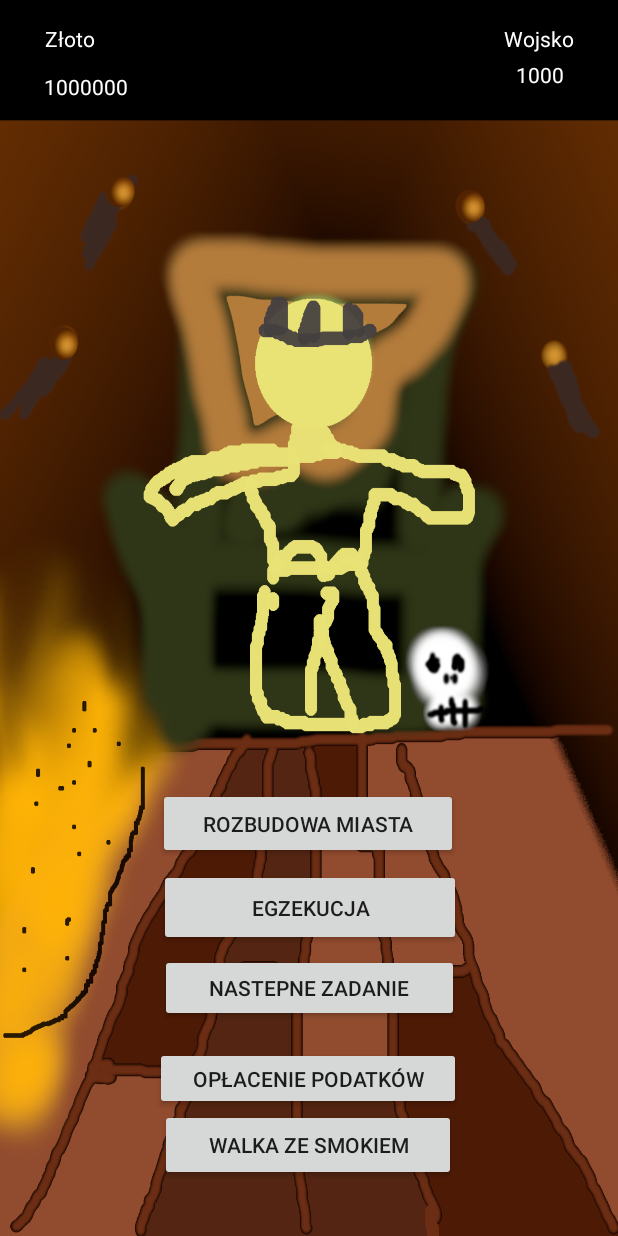
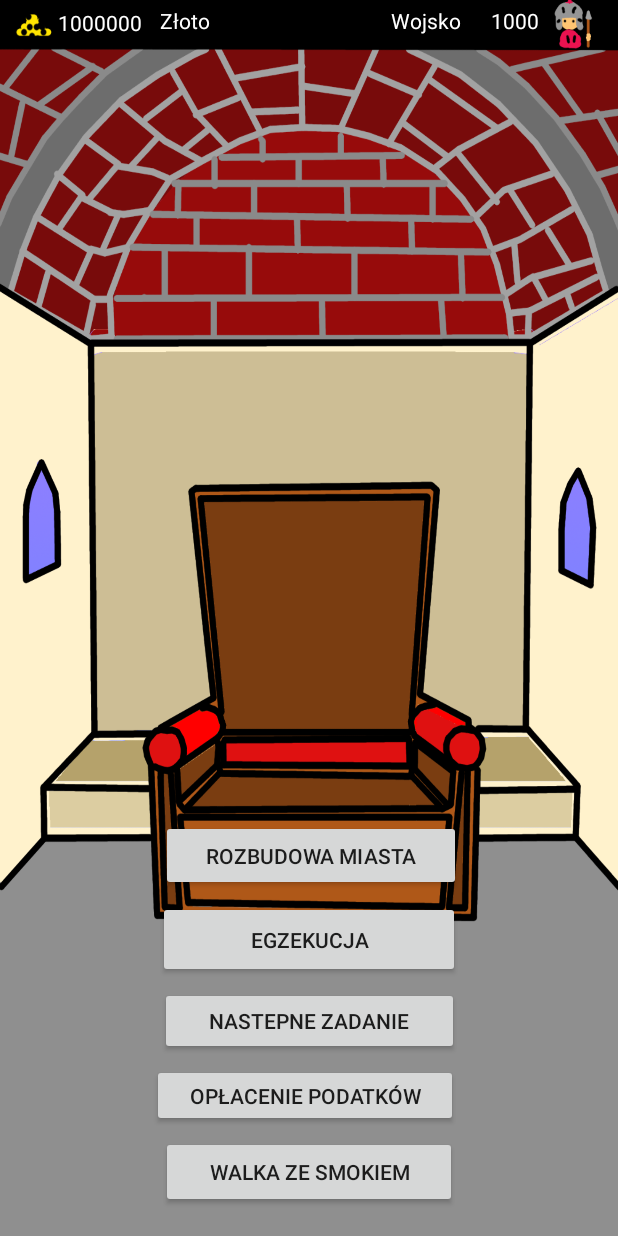
Before and after one commit to BartekWMII/Projekt-WMII, an Android app: the activity_afterMenu screen opened directly, with no data from a screen before it, on a phone screen of 412 x 824 dp. Run offline under Robolectric (Android 15) with nearby library versions, the light colour scheme and no system bars; Roboto replaces fonts that are not available here.

Commit message:
Edytowane przez Mikolaja Cieslaka

```diff
--- /dev/null
+++ b/app/src/main/res/font/magicmedieval.xml
@@ -0,0 +1,9 @@
+<?xml version="1.0" encoding="utf-8"?>
+<font-family xmlns:android="http://schemas.android.com/apk/res/android">
+
+    <font
+        android:fontStyle="normal"
+        android:fontWeight="400"
+        android:font="@font/magicmedieval" />
+
+</font-family>
--- a/app/src/main/res/layout/activity_after_menu.xml
+++ b/app/src/main/res/layout/activity_after_menu.xml
@@ -4,7 +4,7 @@
     xmlns:tools="http://schemas.android.com/tools"
     android:layout_width="match_parent"
     android:layout_height="match_parent"
-    android:background="@drawable/stodola"
+    android:background="@drawable/salatronowa"
     tools:context=".activity_afterMenu">
 
 
@@ -14,11 +14,12 @@
         android:gravity="center"
         android:orientation="vertical"
         tools:layout_editor_absoluteX="0dp"
-        tools:layout_editor_absoluteY="34dp" >
+        tools:layout_editor_absoluteY="34dp">
 
         <android.support.constraint.ConstraintLayout
             android:layout_width="match_parent"
-            android:layout_height="match_parent">
+            android:layout_height="match_parent"
+            android:background="@drawable/salatronowa">
 
             <Button
                 android:id="@+id/button7"
@@ -30,7 +31,7 @@
                 app:layout_constraintEnd_toEndOf="parent"
                 app:layout_constraintStart_toStartOf="parent"
                 app:layout_constraintTop_toTopOf="parent"
-                app:layout_constraintVertical_bias="0.817" />
+                app:layout_constraintVertical_bias="0.845" />
 
             <TextView
                 android:id="@+id/textViewGold"
@@ -40,10 +41,10 @@
                 android:textColor="#FFFFFF"
                 app:layout_constraintBottom_toBottomOf="parent"
                 app:layout_constraintEnd_toEndOf="parent"
-                app:layout_constraintHorizontal_bias="0.082"
+                app:layout_constraintHorizontal_bias="0.109"
                 app:layout_constraintStart_toStartOf="parent"
                 app:layout_constraintTop_toTopOf="parent"
-                app:layout_constraintVertical_bias="0.06" />
+                app:layout_constraintVertical_bias="0.007" />
 
             <Button
                 android:id="@+id/Button"
@@ -53,20 +54,19 @@
                 android:text="Egzekucja"
                 app:layout_constraintBottom_toBottomOf="parent"
                 app:layout_constraintEnd_toEndOf="parent"
-                app:layout_constraintHorizontal_bias="0.504"
                 app:layout_constraintStart_toStartOf="parent"
                 app:layout_constraintTop_toTopOf="parent"
-                app:layout_constraintVertical_bias="0.75" />
+                app:layout_constraintVertical_bias="0.777" />
 
             <TextView
                 android:id="@+id/textViewGoldWatch"
                 android:layout_width="wrap_content"
                 android:layout_height="wrap_content"
-                android:layout_marginTop="16dp"
+                android:layout_marginTop="4dp"
                 android:text="Złoto"
                 android:textColor="#FFFFFF"
                 app:layout_constraintEnd_toEndOf="parent"
-                app:layout_constraintHorizontal_bias="0.079"
+                app:layout_constraintHorizontal_bias="0.281"
                 app:layout_constraintStart_toStartOf="parent"
                 app:layout_constraintTop_toTopOf="parent" />
 
@@ -74,11 +74,11 @@
                 android:id="@+id/textViewArmyWatch"
                 android:layout_width="wrap_content"
                 android:layout_height="wrap_content"
-                android:layout_marginTop="16dp"
+                android:layout_marginTop="4dp"
                 android:text="Wojsko"
                 android:textColor="#FFFFFF"
                 app:layout_constraintEnd_toEndOf="parent"
-                app:layout_constraintHorizontal_bias="0.92"
+                app:layout_constraintHorizontal_bias="0.714"
                 app:layout_constraintStart_toStartOf="parent"
                 app:layout_constraintTop_toTopOf="parent" />
 
@@ -86,11 +86,11 @@
                 android:id="@+id/textViewArmy"
                 android:layout_width="wrap_content"
                 android:layout_height="wrap_content"
-                android:layout_marginTop="40dp"
+                android:layout_marginTop="4dp"
                 android:text="1000"
                 android:textColor="#FFFFFF"
                 app:layout_constraintEnd_toEndOf="parent"
-                app:layout_constraintHorizontal_bias="0.905"
+                app:layout_constraintHorizontal_bias="0.862"
                 app:layout_constraintStart_toStartOf="parent"
                 app:layout_constraintTop_toTopOf="parent" />
 
@@ -102,10 +102,9 @@
                 android:text="Walka ze smokiem"
                 app:layout_constraintBottom_toBottomOf="parent"
                 app:layout_constraintEnd_toEndOf="parent"
-                app:layout_constraintHorizontal_bias="0.498"
                 app:layout_constraintStart_toStartOf="parent"
                 app:layout_constraintTop_toTopOf="parent"
-                app:layout_constraintVertical_bias="0.953" />
+                app:layout_constraintVertical_bias="0.976" />
 
             <Button
                 android:id="@+id/buttonCityUP"
@@ -115,23 +114,24 @@
                 android:text="Rozbudowa miasta"
                 app:layout_constraintBottom_toBottomOf="parent"
                 app:layout_constraintEnd_toEndOf="parent"
-                app:layout_constraintHorizontal_bias="0.498"
+                app:layout_constraintHorizontal_bias="0.507"
                 app:layout_constraintStart_toStartOf="parent"
                 app:layout_constraintTop_toTopOf="parent"
-                app:layout_constraintVertical_bias="0.676" />
-        </android.support.constraint.ConstraintLayout>
-    </LinearLayout>
+                app:layout_constraintVertical_bias="0.704" />
 
             <Button
                 android:id="@+id/Button2"
                 android:layout_width="204dp"
                 android:layout_height="42dp"
-        android:layout_marginBottom="84dp"
                 android:onClick="onClickSql"
                 android:text="Opłacenie podatków"
                 app:layout_constraintBottom_toBottomOf="parent"
                 app:layout_constraintEnd_toEndOf="parent"
-        app:layout_constraintHorizontal_bias="0.497"
-        app:layout_constraintStart_toStartOf="parent" />
+                app:layout_constraintHorizontal_bias="0.487"
+                app:layout_constraintStart_toStartOf="parent"
+                app:layout_constraintTop_toTopOf="parent"
+                app:layout_constraintVertical_bias="0.907" />
+        </android.support.constraint.ConstraintLayout>
+    </LinearLayout>
 
 </android.support.constraint.ConstraintLayout>
```
Also changed, not shown: app/src/main/res/drawable/salatronowa.png (added). Lines whose indentation alone changed are shown as unchanged.
